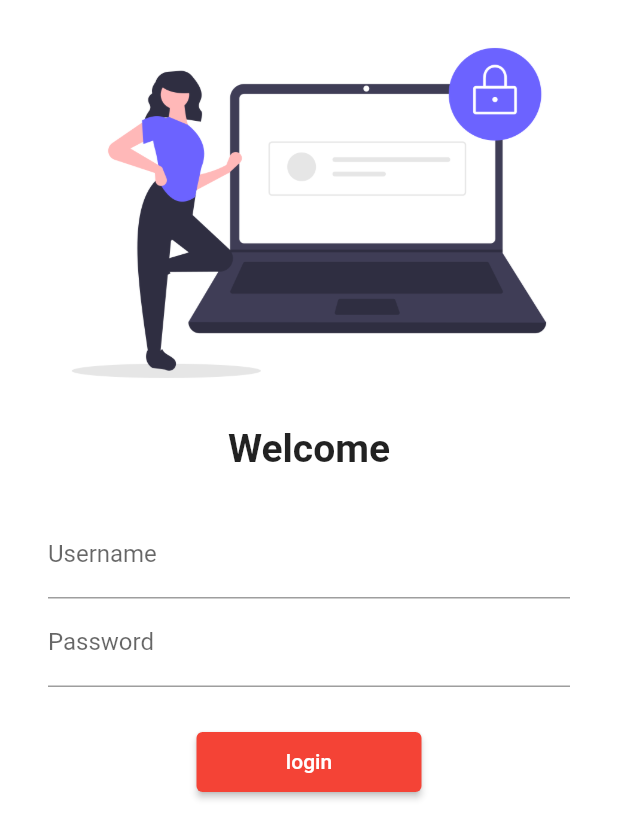
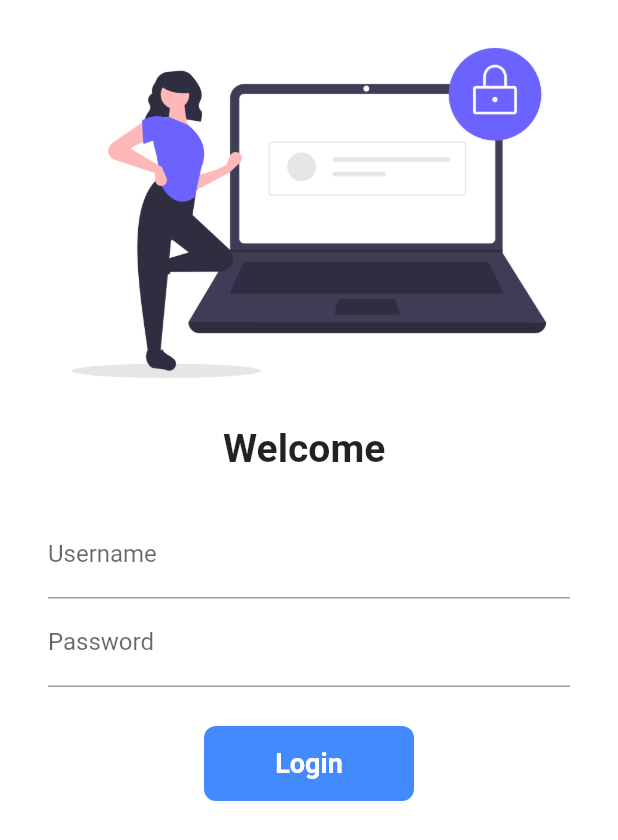
Before and after one commit to Mustansar0786/30DaysOfFlutter, a Flutter app: the screen it shows after launch, on a phone screen of 412 x 824 dp. Shown: the top 840 px of the screen. Run offline on Flutter 3.47's test engine with Material 2 defaults, Android fonts, the phone set to English and light mode, and no system bars.

Commit message:
day 6 completed

```diff
--- a/lib/pages/login_page.dart
+++ b/lib/pages/login_page.dart
@@ -1,9 +1,15 @@
 import 'package:flutter/material.dart';
 import 'package:flutter_catalog/utils/routes.dart';
 
-class LoginPage extends StatelessWidget {
+class LoginPage extends StatefulWidget {
   const LoginPage({Key? key}) : super(key: key);
+  @override
+  State<LoginPage> createState() => _LoginPageState();
+}
 
+class _LoginPageState extends State<LoginPage> {
+  String name = '';
+  bool changeButton = false;
   @override
   Widget build(BuildContext context) {
     return Material(
@@ -15,9 +21,9 @@ class LoginPage extends StatelessWidget {
               "assets/images/login.png",
               fit: BoxFit.cover,
             ),
-            const Text(
-              "Welcome",
-              style: TextStyle(
+            Text(
+              "Welcome $name",
+              style: const TextStyle(
                 fontWeight: FontWeight.bold,
                 fontSize: 26,
               ),
@@ -30,6 +36,10 @@ class LoginPage extends StatelessWidget {
               child: Column(
                 children: [
                   TextFormField(
+                    onChanged: (value) {
+                      name = value;
+                      setState(() {});
+                    },
                     decoration: const InputDecoration(
                       hintText: "Enter Username",
                       label: Text("Username"),
@@ -48,13 +58,47 @@ class LoginPage extends StatelessWidget {
             const SizedBox(
               height: 10,
             ),
-            ElevatedButton(
-              onPressed: () {
+            InkWell(
+              onTap: () async {
+                setState(() {
+                  changeButton = true;
+                });
+                await Future.delayed(const Duration(seconds: 1));
                 Navigator.pushNamed(context, MyRoutes.homeRoute);
               },
-              child: const Text("login"),
-              style: TextButton.styleFrom(minimumSize: const Size(150, 40)),
+              child: AnimatedContainer(
+                duration: const Duration(seconds: 1),
+                height: 50,
+                width: changeButton ? 50 : 140,
+                alignment: Alignment.center,
+                child: changeButton
+                    ? const Icon(
+                        Icons.done,
+                        color: Colors.white,
+                        size: 30,
+                      )
+                    : const Text(
+                        "Login",
+                        style: TextStyle(
+                            fontSize: 18,
+                            fontWeight: FontWeight.bold,
+                            color: Colors.white),
+                      ),
+                decoration: BoxDecoration(
+                  // shape: changeButton ? BoxShape.circle : BoxShape.rectangle,
+                  borderRadius: BorderRadius.circular(changeButton ? 50 : 8),
+                  color: Colors.blueAccent,
+                ),
+              ),
             ),
+
+            // ElevatedButton(
+            //   onPressed: () {
+            //     Navigator.pushNamed(context, MyRoutes.homeRoute);
+            //   },
+            //   child: const Text("login"),
+            //   style: TextButton.styleFrom(minimumSize: const Size(150, 40)),
+            // ),
           ],
         ),
       ),
```
